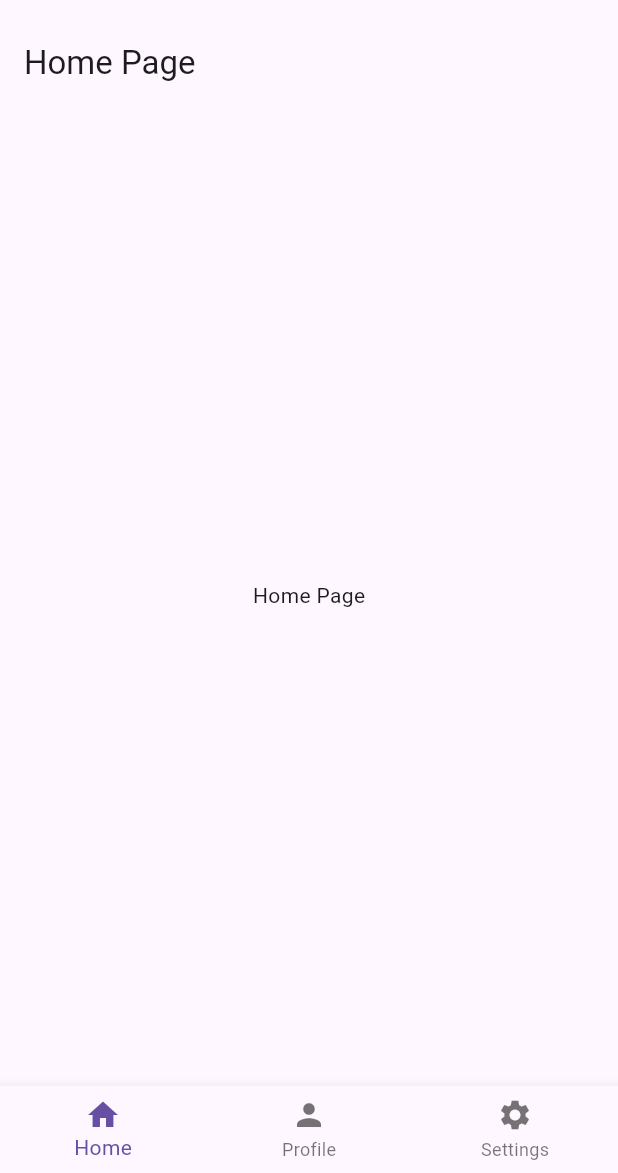
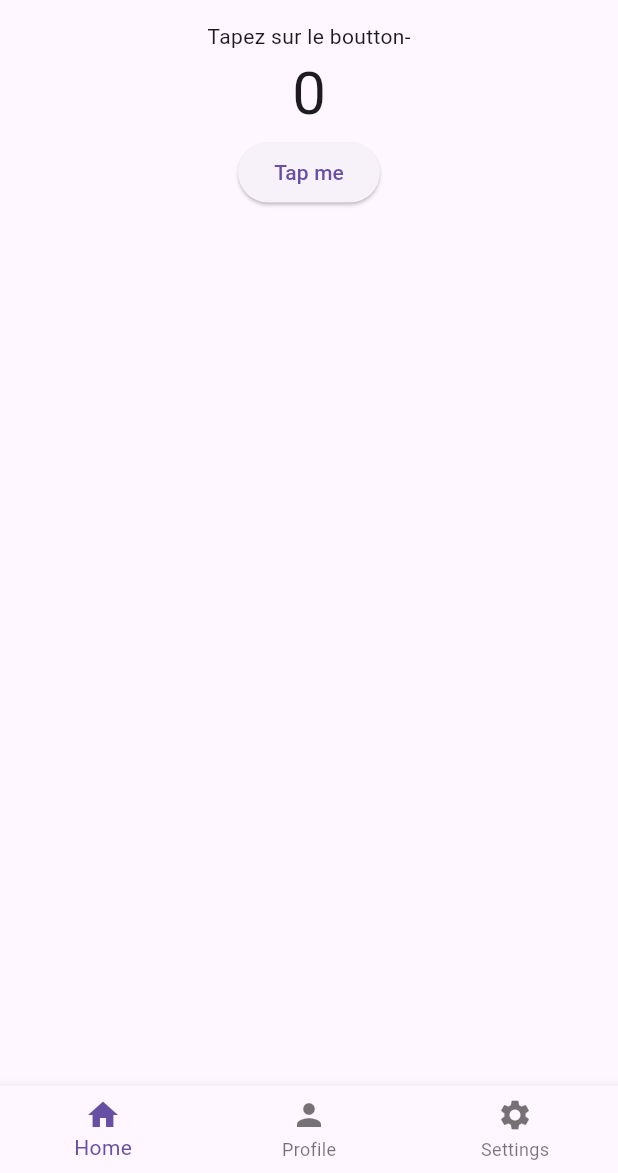
Before and after one commit to ikhela-04KK/hour_learning_flutter, a Flutter app: the screen it shows after launch, on a phone screen of 412 x 824 dp, the part 63-1236 px from its top. Run offline on Flutter 3.47's test engine with Material 3 defaults, Android fonts, the light colour scheme and no system bars.

Commit message:
build counter incrementation + setState + MaterialApp

```diff
--- /dev/null
+++ b/lib/pages/counter_page.dart
@@ -0,0 +1,44 @@
+
+// ignore_for_file: prefer_const_constructors, prefer_const_constructors_in_immutables, prefer_const_literals_to_create_immutables
+
+import 'package:flutter/material.dart';
+
+class CounterPage extends StatefulWidget{
+  CounterPage({super.key});
+
+  @override
+  State<CounterPage> createState() => _CounterPageState();
+}
+
+class _CounterPageState extends State<CounterPage> {
+  // variable
+  int _counter = 0;
+
+  // method
+  void _incrementCounter(){
+    setState(() {
+      _counter ++;
+    });
+  }
+
+  @override
+  Widget build (BuildContext context){
+    return Scaffold(
+      body: Center(
+        child: Column(
+          children: <Widget>[
+          Text("Tapez sur le boutton-"),
+          Text(
+            _counter.toString(),
+            style:TextStyle(fontSize: 40)
+          ),
+          ElevatedButton(
+            onPressed: _incrementCounter,
+            child: Text("Tap me")
+            )
+        ],
+        ),
+      ),
+    );
+  }
+}
--- a/lib/pages/home_page.dart
+++ b/lib/pages/home_page.dart
@@ -1,17 +1,24 @@
 // ignore_for_file: prefer_const_constructors, prefer_const_constructors_in_immutables
 
 import 'package:flutter/material.dart';
+import 'package:ikpay/pages/counter_page.dart';
 
 class HomePage extends StatelessWidget{
   HomePage({super.key});
 
   @override
   Widget build (BuildContext context){
-    return Scaffold(
-      appBar: AppBar(
-        title: Text("Home Page"),
-      ),
-      body: Center(child: Text("Home Page")),
+    // return Scaffold(
+    //   appBar: AppBar(
+    //     title: Text("Home Page"),
+    //   ),
+    //   body: Center(
+    //     child:
+    //     Text("Home Page")
+    //   ),
+    // );
+    return MaterialApp(
+      home: CounterPage(),
     );
   }
 }
--- a/lib/pages/second_page.dart
+++ b/lib/pages/second_page.dart
@@ -2,7 +2,6 @@
 // ignore_for_file: prefer_const_constructors, prefer_const_constructors_in_immutables
 
 import 'package:flutter/material.dart';
-
 
 class SecondPage extends StatelessWidget{
   SecondPage({super.key});
--- a/lib/pages/settings_page.dart
+++ b/lib/pages/settings_page.dart
@@ -8,10 +8,13 @@
   @override
   Widget build (BuildContext context){
     return Scaffold(
+
       appBar: AppBar(
-        title: Text("Setting Page"),
+        title: Text("Setting Pages"),
       ),
-      body: Center(child: Text("Setting Page")),
+
+      body: Center(child: Text("Setting Page")
+      ),
     );
   }
 }
```
